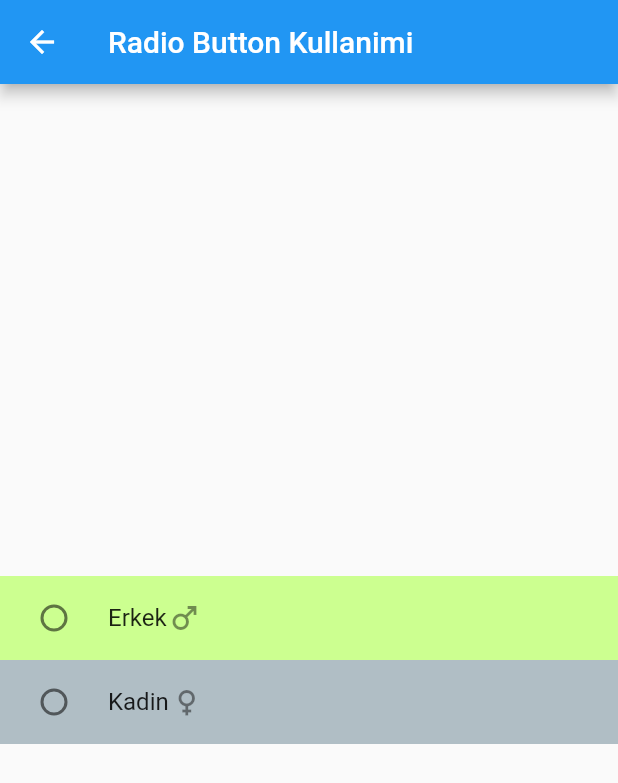
After one commit to tahaturan/flutter_basis_widget_2, a Flutter app: the screen it shows after launch, after a tap on "Radio Button Kullanimi", on a phone screen of 412 x 824 dp. The commit adds this screen. Shown: the top 783 px of the screen. Run offline on Flutter 3.47's test engine with Material 2 defaults, Android fonts, the phone set to English and light mode, and no system bars.

Commit message:
Radio Button Kullanimi

```diff
--- a/lib/views/my_home_page.dart
+++ b/lib/views/my_home_page.dart
@@ -1,5 +1,6 @@
 import 'package:flutter/material.dart';
 import 'package:flutter_basis_widget_2/views/checkbox_kullanimi.dart';
+import 'package:flutter_basis_widget_2/views/radiobutton_kullanimi.dart';
 import 'package:flutter_basis_widget_2/views/toggle_buttons_kullanimi.dart';
 import 'package:flutter_basis_widget_2/widgets/sayfa_gecis_button.dart';
 
@@ -27,6 +28,9 @@ class _MyHomePageState extends State<MyHomePage> {
             SayfaGecisButton(
                 butonYazi: "CheckBox Kullanimi",
                 gecisSayfasi: const CheckBoxKullanimi()),
+            SayfaGecisButton(
+                butonYazi: "Radio Button Kullanimi",
+                gecisSayfasi: const RadioButtonKullanimi()),
           ],
         ),
       ),
--- /dev/null
+++ b/lib/views/radiobutton_kullanimi.dart
@@ -0,0 +1,58 @@
+import 'package:flutter/material.dart';
+
+class RadioButtonKullanimi extends StatefulWidget {
+  const RadioButtonKullanimi({Key? key}) : super(key: key);
+
+  @override
+  State<RadioButtonKullanimi> createState() => _RadioButtonKullanimiState();
+}
+
+class _RadioButtonKullanimiState extends State<RadioButtonKullanimi> {
+  int radioDeger = 0;
+  @override
+  Widget build(BuildContext context) {
+    return Scaffold(
+      appBar: AppBar(
+        title: const Text("Radio Button Kullanimi"),
+      ),
+      body: Column(
+        mainAxisAlignment: MainAxisAlignment.center,
+        children: [
+          RadioListTile(
+            title: Row(
+              children: const [
+                Text("Erkek"),
+                Icon(Icons.male),
+              ],
+            ),
+            value: 1,
+            groupValue: radioDeger,
+            onChanged: (int? veri) {
+              setState(() {
+                radioDeger = veri!;
+              });
+            },
+            tileColor: Colors.lightGreenAccent[100],
+          ),
+          RadioListTile(
+            title: Row(
+              children: const [
+                Text("Kadin"),
+                Icon(Icons.female),
+              ],
+            ),
+            value: 2,
+            groupValue: radioDeger,
+            onChanged: (int? veri) {
+              setState(() {
+                radioDeger = veri!;
+              });
+            },
+            activeColor: Colors.white,
+            tileColor: Colors.blueGrey[200],
+          ),
+        ],
+      ),
+    );
+  }
+}
```
Also changed, not shown: assets/images/RadioButtonKullanimi.gif (added), 1 other file.
